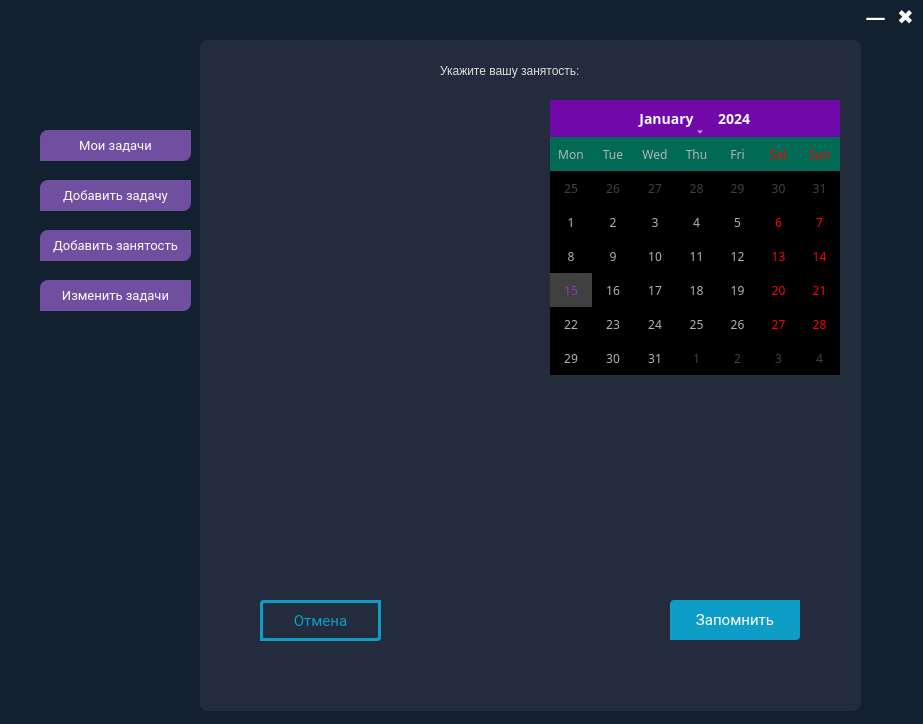
First picture: the form in keknaizer.ui, repository moevm/gui-1h2017-05, before the edit.
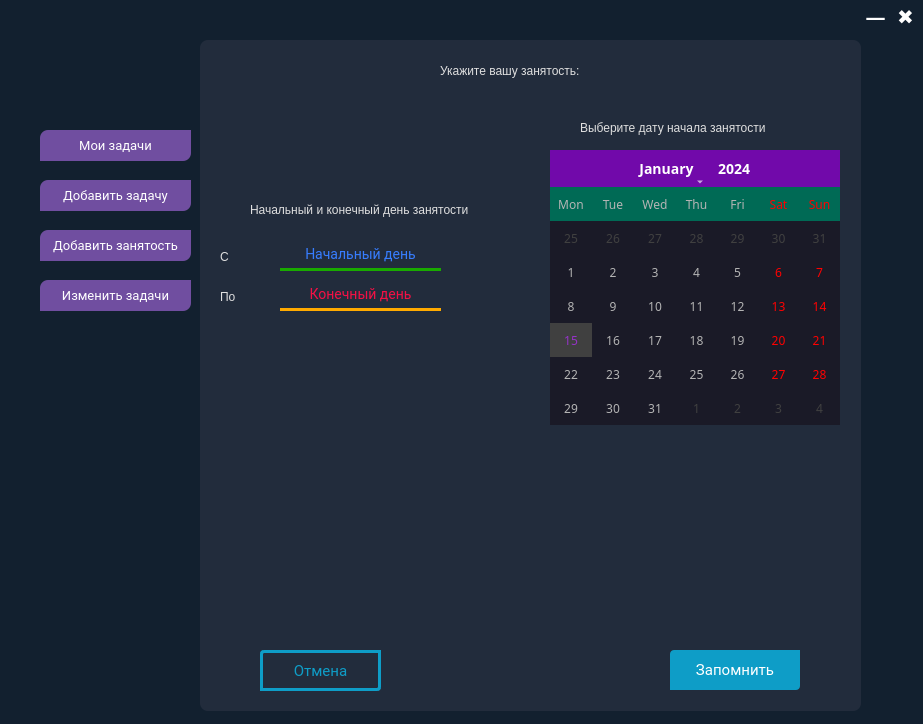
Second picture: the form after the edit. Icons and pictures are not drawn. Custom widgets are drawn as their Qt base class.

Patch:
```diff
--- a/keknaizer.ui
+++ b/keknaizer.ui
@@ -2,6 +2,9 @@
 <ui version="4.0">
  <class>keknaizer</class>
  <widget class="QWidget" name="keknaizer">
+  <property name="enabled">
+   <bool>true</bool>
+  </property>
   <property name="geometry">
    <rect>
     <x>0</x>
@@ -824,7 +827,7 @@
      <property name="geometry">
       <rect>
        <x>60</x>
-       <y>340</y>
+       <y>390</y>
        <width>551</width>
        <height>201</height>
       </rect>
@@ -843,7 +846,7 @@
      <property name="geometry">
       <rect>
        <x>350</x>
-       <y>60</y>
+       <y>110</y>
        <width>290</width>
        <height>275</height>
       </rect>
@@ -968,7 +971,7 @@
 QAbstractItemView:enabled {
  font-size:12px;  
  color: rgb(180, 180, 180);  
- background-color: black ;  
+ background-color: rgb(26, 26, 39) ;  
  selection-background-color:rgb(64, 64, 64); 
  selection-color: rgb(150, 50, 200); 
 }
@@ -1013,7 +1016,7 @@
      <property name="geometry">
       <rect>
        <x>60</x>
-       <y>560</y>
+       <y>610</y>
        <width>121</width>
        <height>41</height>
       </rect>
@@ -1051,7 +1054,7 @@
      <property name="geometry">
       <rect>
        <x>470</x>
-       <y>560</y>
+       <y>610</y>
        <width>130</width>
        <height>40</height>
       </rect>
@@ -1130,6 +1133,158 @@
       <string>Укажите вашу занятость:</string>
      </property>
     </widget>
+    <widget class="QLabel" name="label_3">
+     <property name="geometry">
+      <rect>
+       <x>380</x>
+       <y>80</y>
+       <width>221</width>
+       <height>16</height>
+      </rect>
+     </property>
+     <property name="styleSheet">
+      <string notr="true">QLabel {
+color: #dfdfdf;
+font: 14px &quot;Trebuchet MS&quot;, &quot;Lucida Sans&quot;;
+}</string>
+     </property>
+     <property name="text">
+      <string>Выберите дату начала занятости</string>
+     </property>
+    </widget>
+    <widget class="QLabel" name="label_4">
+     <property name="geometry">
+      <rect>
+       <x>50</x>
+       <y>160</y>
+       <width>261</width>
+       <height>20</height>
+      </rect>
+     </property>
+     <property name="styleSheet">
+      <string notr="true">QLabel {
+color: #dfdfdf;
+font: 14px &quot;Trebuchet MS&quot;, &quot;Lucida Sans&quot;;
+}</string>
+     </property>
+     <property name="text">
+      <string>Начальный и конечный день занятости</string>
+     </property>
+    </widget>
+    <widget class="QLabel" name="label_5">
+     <property name="geometry">
+      <rect>
+       <x>20</x>
+       <y>210</y>
+       <width>47</width>
+       <height>13</height>
+      </rect>
+     </property>
+     <property name="styleSheet">
+      <string notr="true">QLabel {
+color: #dfdfdf;
+font: 14px &quot;Trebuchet MS&quot;, &quot;Lucida Sans&quot;;
+}</string>
+     </property>
+     <property name="text">
+      <string>С</string>
+     </property>
+    </widget>
+    <widget class="QLabel" name="label_6">
+     <property name="geometry">
+      <rect>
+       <x>20</x>
+       <y>250</y>
+       <width>47</width>
+       <height>13</height>
+      </rect>
+     </property>
+     <property name="styleSheet">
+      <string notr="true">QLabel {
+color: #dfdfdf;
+font: 14px &quot;Trebuchet MS&quot;, &quot;Lucida Sans&quot;;
+}</string>
+     </property>
+     <property name="text">
+      <string>По</string>
+     </property>
+    </widget>
+    <widget class="QPushButton" name="pushButton_11">
+     <property name="enabled">
+      <bool>true</bool>
+     </property>
+     <property name="geometry">
+      <rect>
+       <x>80</x>
+       <y>200</y>
+       <width>161</width>
+       <height>31</height>
+      </rect>
+     </property>
+     <property name="styleSheet">
+      <string notr="true">QPushButton#pushButton_11 {
+    padding: 1px 2px; 
+    font: normal 14px Roboto; 
+    border: none;
+    color: rgb(55, 125, 255); 
+    background-color: none ;
+    text-align: center;
+    border-bottom: 3px solid rgb(25, 170, 0); 
+    font-family: Roboto,Helvetica Neue Light,Helvetica Neue,Helvetica,Arial,sans-serif;
+    }
+     
+
+QPushButton#pushButton_11:hover {
+    color: #fff; 
+    /*background-color: #967cb9;*/
+    border: 3px solid rgb(25, 170, 0); 
+    }</string>
+     </property>
+     <property name="text">
+      <string>Начальный день</string>
+     </property>
+     <property name="checkable">
+      <bool>true</bool>
+     </property>
+     <property name="checked">
+      <bool>false</bool>
+     </property>
+    </widget>
+    <widget class="QPushButton" name="pushButton_12">
+     <property name="geometry">
+      <rect>
+       <x>80</x>
+       <y>240</y>
+       <width>161</width>
+       <height>31</height>
+      </rect>
+     </property>
+     <property name="styleSheet">
+      <string notr="true">QPushButton#pushButton_12 {
+    padding: 1px 2px; 
+    font: normal 14px Roboto; 
+    border: none;
+    color:rgb(244, 16, 69); 
+    background-color: none ;
+    text-align: center;
+   border-bottom: 3px solid rgb(255, 170, 0); 
+  
+    font-family: Roboto,Helvetica Neue Light,Helvetica Neue,Helvetica,Arial,sans-serif;
+    }
+     
+QPushButton#pushButton_12:hover {
+    color: #fff; 
+    /*background-color: #967cb9;*/
+    border: 3px solid rgb(255, 170, 0);
+    }</string>
+     </property>
+     <property name="text">
+      <string>Конечный день</string>
+     </property>
+     <property name="checkable">
+      <bool>true</bool>
+     </property>
+    </widget>
    </widget>
    <widget class="QWidget" name="page_4"/>
   </widget>
```
Left out of the diff: 114 changed lines with no effect on the pictures.
